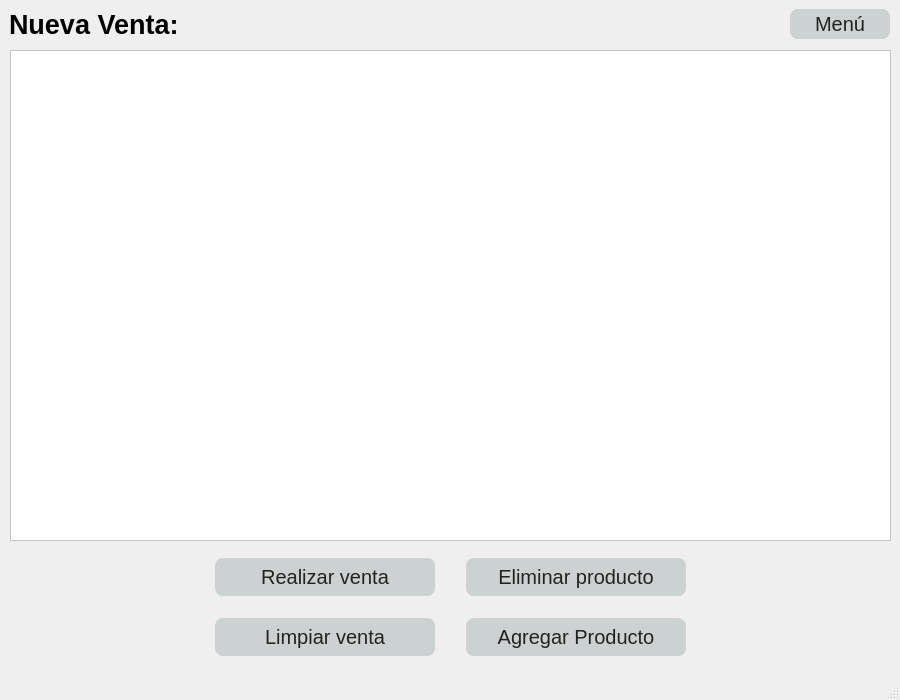
nicolujan1610/farmasty, file nueva-venta/nueva-venta.ui: the form before one commit.
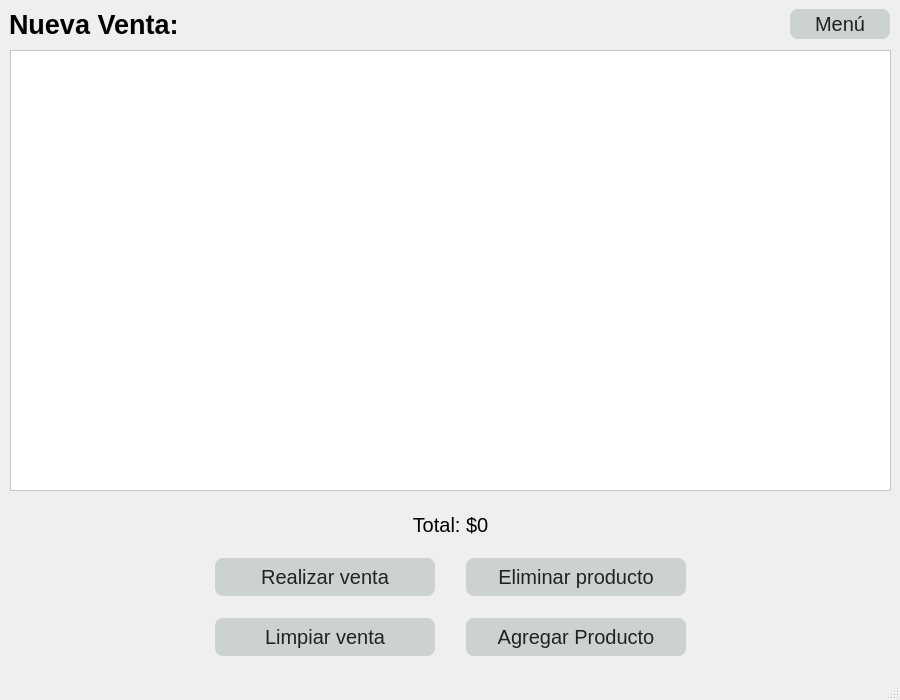
The form after the commit.

Commit message: Ventas arreglado bug

The edit to the form file:
```diff
--- a/nueva-venta/nueva-venta.ui
+++ b/nueva-venta/nueva-venta.ui
@@ -246,9 +246,15 @@
       <x>10</x>
       <y>50</y>
       <width>881</width>
-      <height>491</height>
+      <height>441</height>
      </rect>
     </property>
+    <property name="font">
+     <font>
+      <family>Arial</family>
+      <pointsize>12</pointsize>
+     </font>
+    </property>
     <property name="styleSheet">
      <string notr="true">color:#000; background: #fff;</string>
     </property>
@@ -256,9 +262,33 @@
      <bool>false</bool>
     </property>
     <attribute name="horizontalHeaderDefaultSectionSize">
-     <number>219</number>
+     <number>200</number>
     </attribute>
    </widget>
+   <widget class="QLabel" name="total_venta_lbl">
+    <property name="geometry">
+     <rect>
+      <x>320</x>
+      <y>500</y>
+      <width>261</width>
+      <height>49</height>
+     </rect>
+    </property>
+    <property name="font">
+     <font>
+      <family>Arial</family>
+      <pointsize>15</pointsize>
+      <weight>50</weight>
+      <bold>false</bold>
+     </font>
+    </property>
+    <property name="text">
+     <string>Total: $0</string>
+    </property>
+    <property name="alignment">
+     <set>Qt::AlignCenter</set>
+    </property>
+   </widget>
   </widget>
   <widget class="QMenuBar" name="menubar">
    <property name="geometry">
```
The commit also changes 2 other files.
